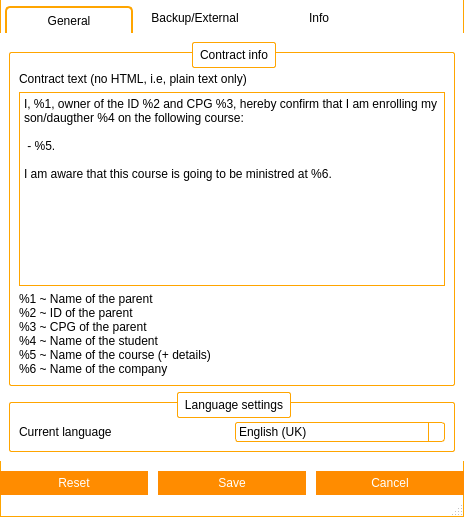
The window that frmsettings.ui (Nintersoft/SmartClass) describes before a commit, drawn with Qt 5.
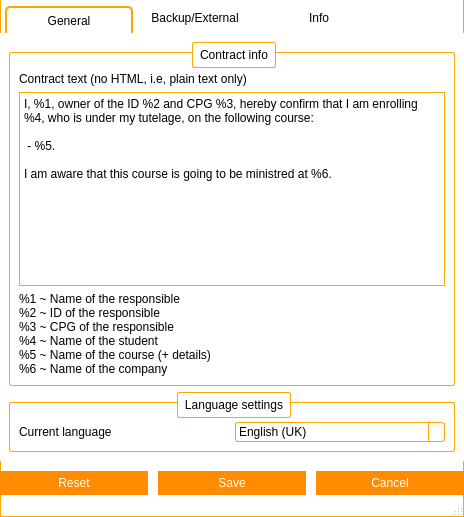
The same window after the commit. Icons and pictures are not drawn.

Diff of the .ui file:
```diff
--- a/frmsettings.ui
+++ b/frmsettings.ui
@@ -1226,7 +1226,7 @@
                  <item row="1" column="0">
                   <widget class="QPlainTextEdit" name="edtContractText">
                    <property name="plainText">
-                    <string>I, %1, owner of the ID %2 and CPG %3, hereby confirm that I am enrolling my son/daugther %4 on the following course:
+                    <string>I, %1, owner of the ID %2 and CPG %3, hereby confirm that I am enrolling %4, who is under my tutelage, on the following course:
 
  - %5.
 
@@ -1237,7 +1237,7 @@
                  <item row="2" column="0">
                   <widget class="QLabel" name="lblLegend">
                    <property name="text">
-                    <string>&lt;html&gt;&lt;head/&gt;&lt;body&gt;&lt;p&gt;%1 ~ Name of the parent&lt;br/&gt;%2 ~ ID of the parent&lt;br/&gt;%3 ~ CPG of the parent&lt;br/&gt;%4 ~ Name of the student&lt;br/&gt;%5 ~ Name of the course (+ details)&lt;br/&gt;%6 ~ Name of the company&lt;/p&gt;&lt;/body&gt;&lt;/html&gt;</string>
+                    <string>&lt;html&gt;&lt;head/&gt;&lt;body&gt;&lt;p&gt;%1 ~ Name of the responsible&lt;br/&gt;%2 ~ ID of the responsible&lt;br/&gt;%3 ~ CPG of the responsible&lt;br/&gt;%4 ~ Name of the student&lt;br/&gt;%5 ~ Name of the course (+ details)&lt;br/&gt;%6 ~ Name of the company&lt;/p&gt;&lt;/body&gt;&lt;/html&gt;</string>
                    </property>
                   </widget>
                  </item>
```
